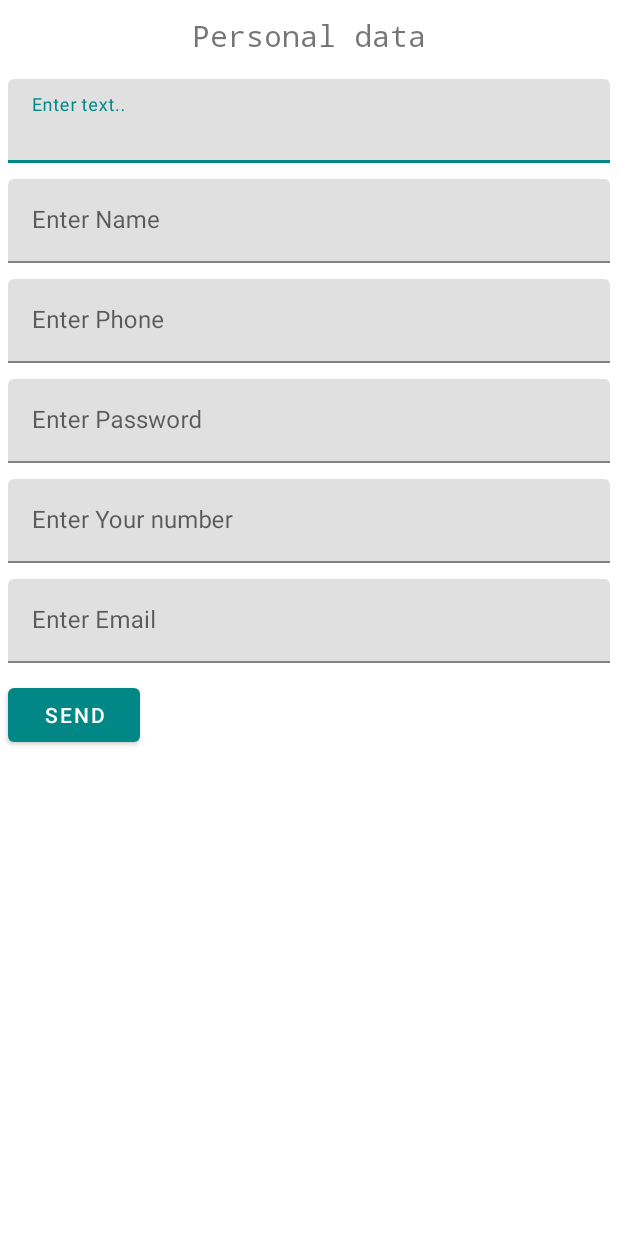
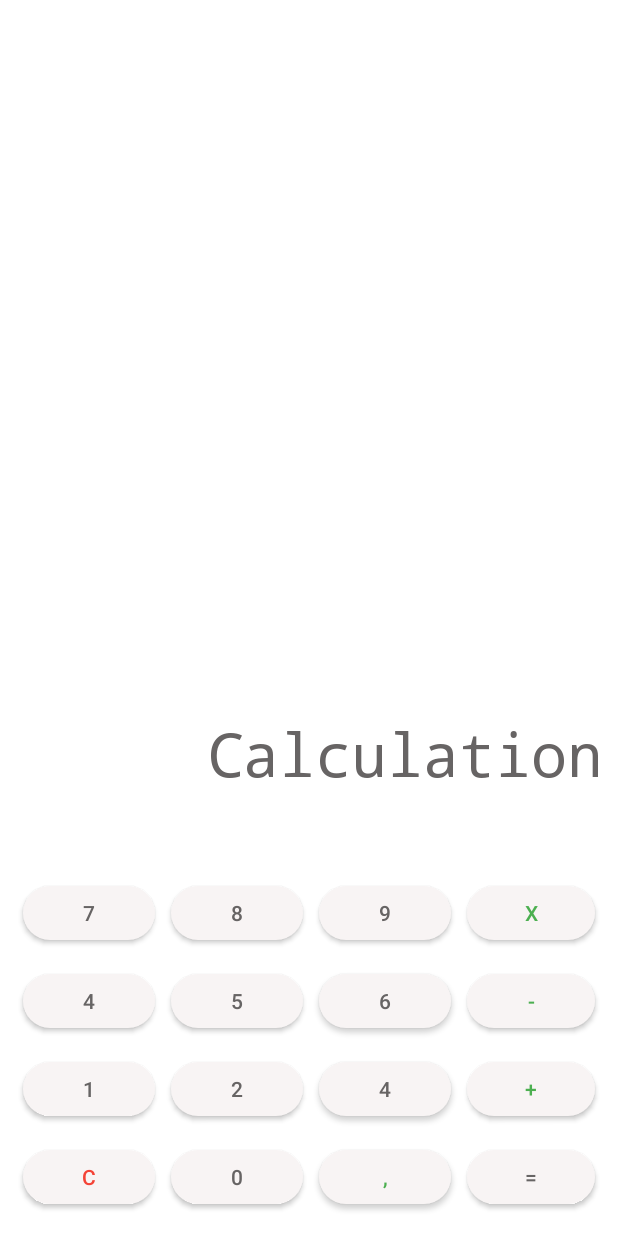
Before and after one commit to ElenaGaricheva/AndroidFirstSteps, an Android app: the screen it shows after launch (MainActivity), on a phone screen of 412 x 824 dp. Run offline under Robolectric (Android 15) with nearby library versions, the phone set to English and light mode, and no system bars.

Commit message:
Lesson2.Task2

```diff
--- a/app/src/main/java/com/example/androidfirststeps/MainActivity.java
+++ b/app/src/main/java/com/example/androidfirststeps/MainActivity.java
@@ -10,15 +10,6 @@ public class MainActivity extends AppCompatActivity {
     @Override
     protected void onCreate(Bundle savedInstanceState) {
         super.onCreate(savedInstanceState);
-        setContentView(R.layout.activity_personal_data);
+        setContentView(R.layout.activity_calculator);
     }
-/*
-    public void onToggleClicked(View view) {
-    }
-
-    public void onCheckboxClicked(View view) {
-    }
-
-    public void sendMessage(View view) {
-    }*/
 }
--- /dev/null
+++ b/app/src/main/res/layout/activity_calculator.xml
@@ -0,0 +1,146 @@
+<?xml version="1.0" encoding="utf-8"?>
+<LinearLayout xmlns:android="http://schemas.android.com/apk/res/android"
+    android:layout_width="match_parent"
+    android:layout_height="match_parent"
+    xmlns:app="http://schemas.android.com/apk/res-auto"
+    android:orientation="vertical"
+    android:gravity="bottom"
+    android:layout_margin="10dp">
+
+    <com.google.android.material.textview.MaterialTextView
+        android:layout_width="match_parent"
+        android:layout_height="wrap_content"
+        android:fontFamily="monospace"
+        android:gravity="end"
+        android:layout_marginBottom="50dp"
+        android:text="Calculation"
+        android:textColor="@color/smog_deep"
+        android:textSize="40sp" />
+
+    <LinearLayout
+        android:layout_width="wrap_content"
+        android:layout_height="wrap_content"
+        android:orientation="horizontal">
+
+        <com.google.android.material.button.MaterialButton
+            android:layout_width="wrap_content"
+            android:layout_height="wrap_content"
+            android:layout_margin="5dp"
+            android:text="7"/>
+        <com.google.android.material.button.MaterialButton
+            android:layout_width="wrap_content"
+            android:layout_height="wrap_content"
+            android:layout_margin="5dp"
+            android:text="8"
+            />
+        <com.google.android.material.button.MaterialButton
+            android:layout_width="wrap_content"
+            android:layout_height="wrap_content"
+            android:layout_margin="5dp"
+            android:text="9"
+            />
+        <com.google.android.material.button.MaterialButton
+            android:layout_width="wrap_content"
+            android:layout_height="wrap_content"
+            android:layout_margin="5dp"
+            android:text="x"
+            android:textColor="@color/green"
+            />
+    </LinearLayout>
+
+    <LinearLayout
+        android:layout_width="wrap_content"
+        android:layout_height="wrap_content"
+        android:orientation="horizontal"
+        android:layout_gravity="bottom">
+
+        <com.google.android.material.button.MaterialButton
+            android:layout_width="wrap_content"
+            android:layout_height="wrap_content"
+            android:layout_margin="5dp"
+            android:text="4"/>
+        <com.google.android.material.button.MaterialButton
+            android:layout_width="wrap_content"
+            android:layout_height="wrap_content"
+            android:layout_margin="5dp"
+            android:text="5"
+            />
+        <com.google.android.material.button.MaterialButton
+            android:layout_width="wrap_content"
+            android:layout_height="wrap_content"
+            android:layout_margin="5dp"
+            android:text="6"
+            />
+        <com.google.android.material.button.MaterialButton
+            android:layout_width="wrap_content"
+            android:layout_height="wrap_content"
+            android:layout_margin="5dp"
+            android:text="-"
+            android:textColor="@color/green"
+            />
+    </LinearLayout>
+
+    <LinearLayout
+        android:layout_width="wrap_content"
+        android:layout_height="wrap_content"
+        android:orientation="horizontal">
+
+        <com.google.android.material.button.MaterialButton
+            android:layout_width="wrap_content"
+            android:layout_height="wrap_content"
+            android:layout_margin="5dp"
+            android:text="1"/>
+        <com.google.android.material.button.MaterialButton
+            android:layout_width="wrap_content"
+            android:layout_height="wrap_content"
+            android:layout_margin="5dp"
+            android:text="2"
+            />
+        <com.google.android.material.button.MaterialButton
+            android:layout_width="wrap_content"
+            android:layout_height="wrap_content"
+            android:layout_margin="5dp"
+            android:text="4"
+            />
+        <com.google.android.material.button.MaterialButton
+            android:layout_width="wrap_content"
+            android:layout_height="wrap_content"
+            android:layout_margin="5dp"
+            android:text="+"
+            android:textColor="@color/green"
+            />
+    </LinearLayout>
+
+    <LinearLayout
+        android:layout_width="wrap_content"
+        android:layout_height="wrap_content"
+        android:orientation="horizontal">
+
+        <com.google.android.material.button.MaterialButton
+            android:layout_width="wrap_content"
+            android:layout_height="wrap_content"
+            android:layout_margin="5dp"
+            android:textColor="@color/red"
+            android:text="C"/>
+        <com.google.android.material.button.MaterialButton
+            android:layout_width="wrap_content"
+            android:layout_height="wrap_content"
+            android:layout_margin="5dp"
+            android:text="0"
+            />
+        <com.google.android.material.button.MaterialButton
+            android:layout_width="wrap_content"
+            android:layout_height="wrap_content"
+            android:layout_margin="5dp"
+            android:text=","
+            android:textColor="@color/green"
+            />
+        <com.google.android.material.button.MaterialButton
+            android:layout_width="wrap_content"
+            android:layout_height="wrap_content"
+            android:layout_margin="5dp"
+            android:text="="
+            />
+    </LinearLayout>
+
+</LinearLayout>
--- a/app/src/main/res/values/colors.xml
+++ b/app/src/main/res/values/colors.xml
@@ -1,10 +1,18 @@
 <?xml version="1.0" encoding="utf-8"?>
 <resources>
-    <color name="purple_200">#FFBB86FC</color>
+    <color name="purple_200">#673AB7</color>
     <color name="purple_500">#FF6200EE</color>
     <color name="purple_700">#FF3700B3</color>
     <color name="teal_200">#FF03DAC5</color>
     <color name="teal_700">#FF018786</color>
     <color name="black">#FF000000</color>
-    <color name="white">#FFFFFFFF</color>
+    <color name="white">#DADADA</color>
+    <color name="smog_deep">#676464</color>
+    <color name="smog_lite">#F8F4F4</color>
+    <color name="smog_medium">#C8C5C5</color>
+    <color name="red">#FFF44336</color>
+    <color name="green">#FF4CAF50</color>
+
+    <color name="helper">#4CAF50</color>
+
 </resources>
--- a/app/src/main/res/values/themes.xml
+++ b/app/src/main/res/values/themes.xml
@@ -2,15 +2,33 @@
     <!-- Base application theme. -->
     <style name="Theme.AndroidFirstSteps" parent="Theme.MaterialComponents.Light.NoActionBar">
         <!-- Primary brand color. -->
-        <item name="colorPrimary">@color/teal_700</item>
-        <item name="colorPrimaryVariant">@color/teal_700</item>
+        <item name="colorPrimary">@color/smog_medium</item>
+        <item name="colorPrimaryVariant">@color/smog_deep</item>
         <item name="colorOnPrimary">@color/white</item>
         <!-- Secondary brand color. -->
-        <item name="colorSecondary">@color/teal_200</item>
-        <item name="colorSecondaryVariant">@color/teal_700</item>
+        <item name="colorSecondary">@color/smog_lite</item>
+        <item name="colorSecondaryVariant">@color/smog_medium</item>
         <item name="colorOnSecondary">@color/black</item>
         <!-- Status bar color. -->
         <item name="android:statusBarColor" tools:targetApi="l">?attr/colorPrimaryVariant</item>
         <!-- Customize your theme here. -->
+        <item name="materialButtonStyle">@style/Widget.App.Button</item>
+    </style>
+
+    <style name="Widget.App.Button" parent="Widget.MaterialComponents.Button">
+        <item name="materialThemeOverlay">@style/ThemeOverlay.App.Button</item>
+        <item name="shapeAppearance">@style/ShapeAppearance.App.SmallComponent</item>
+        <item name="android:textColor">@color/smog_deep</item>
+    </style>
+
+    <style name="ThemeOverlay.App.Button" parent="">
+    <item name="colorPrimary">@color/smog_lite</item>
+    <item name="colorOnPrimary">@color/smog_medium</item>
+    </style>
+
+
+    <style name="ShapeAppearance.App.SmallComponent" parent="ShapeAppearance.MaterialComponents.SmallComponent">
+        <item name="cornerFamily">rounded</item>
+        <item name="cornerSize">50%</item>
     </style>
 </resources>
```
